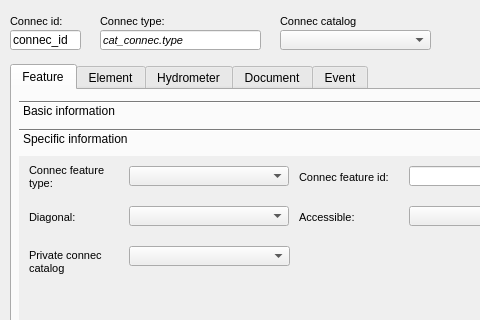
Before: the Qt Designer form ui/ud_man_connec.ui in Giswater/giswater_qgis_plugin, drawn with Qt 5; both pictures show x 0 to 480 and y 0 to 320 of the 600 by 626 pixel window.
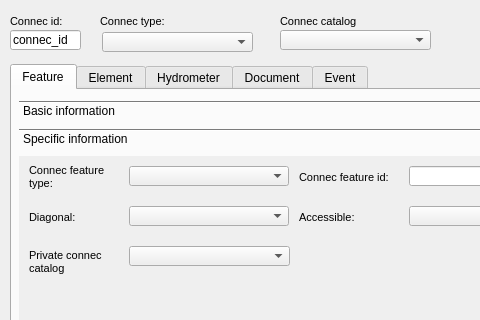
After: the same form once the commit is applied. The open tabs and pages were chosen to show the change.

Commit message: Improvment of the strategy of connec_type

```diff
--- a/ui/ud_man_connec.ui
+++ b/ui/ud_man_connec.ui
@@ -2520,25 +2520,6 @@
     </rect>
    </property>
   </widget>
-  <widget class="QLineEdit" name="cat_connectype_id">
-   <property name="geometry">
-    <rect>
-     <x>100</x>
-     <y>30</y>
-     <width>161</width>
-     <height>20</height>
-    </rect>
-   </property>
-   <property name="font">
-    <font>
-     <pointsize>8</pointsize>
-     <italic>true</italic>
-    </font>
-   </property>
-   <property name="text">
-    <string>cat_connec.type</string>
-   </property>
-  </widget>
   <widget class="QLineEdit" name="connec_id">
    <property name="geometry">
     <rect>
@@ -2842,6 +2823,16 @@
     <set>QDialogButtonBox::Cancel|QDialogButtonBox::Ok</set>
    </property>
   </widget>
+  <widget class="QComboBox" name="connec_type">
+   <property name="geometry">
+    <rect>
+     <x>102</x>
+     <y>32</y>
+     <width>151</width>
+     <height>20</height>
+    </rect>
+   </property>
+  </widget>
  </widget>
  <resources/>
  <connections/>
```
Left out of the diff: 12 changed lines with no effect on the pictures.
